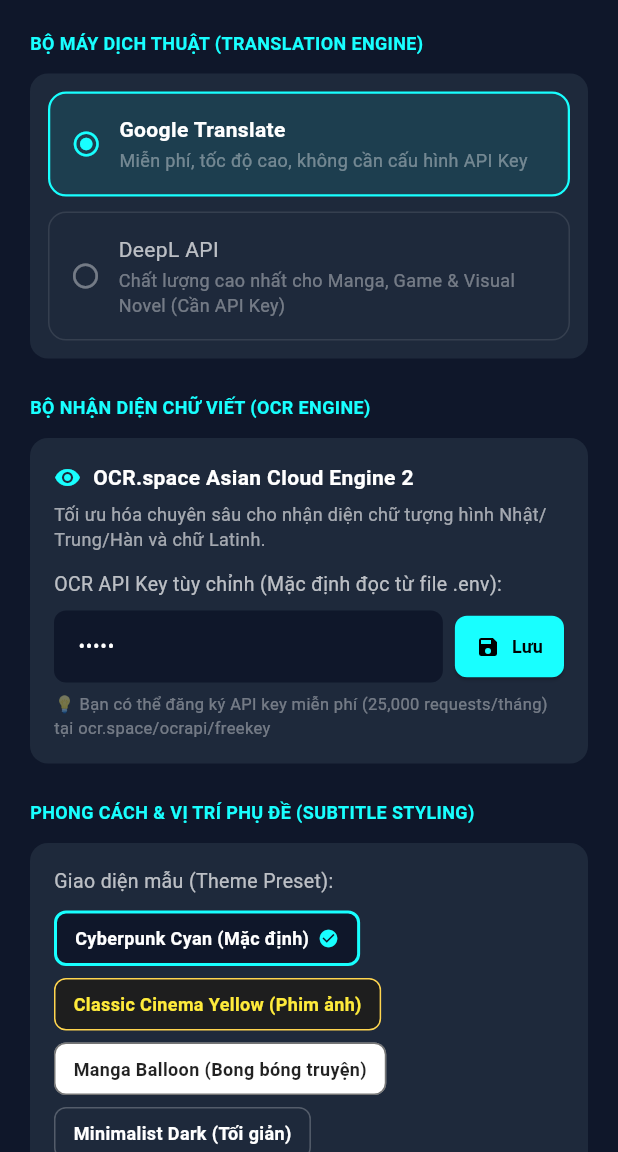
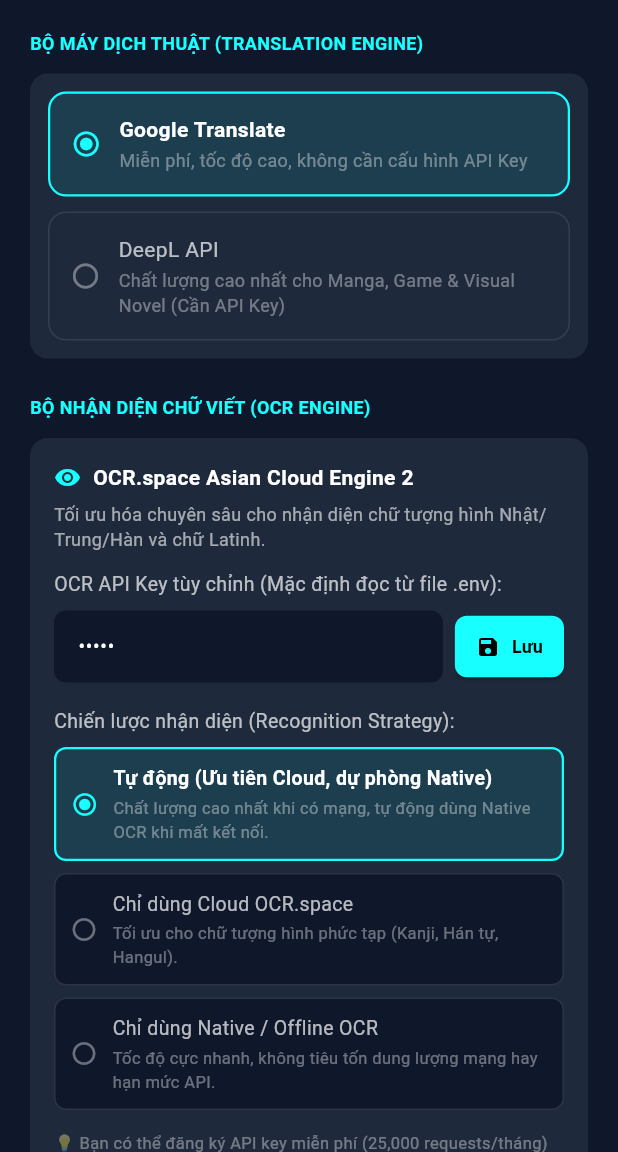
Before and after one commit to ManhLD-LDM/LingoFlow, a Flutter app: the screen it shows after launch, after a tap on the "settings" icon, on a phone screen of 412 x 824 dp, the part 84-1236 px from its top. Run offline on Flutter 3.47's test engine with Material 3 defaults, Android fonts, the phone set to English and light mode, and no system bars; our stand-ins replace dio, flutter_dotenv, flutter_riverpod, shared_preferences; missing offline and left inert: hotkey_manager; Roboto replaces fonts that are missing (Segoe UI).

Commit message:
feat(ocr): introduce multi-engine OCR strategy and GitHub Actions CI/CD pipeline
- Add OcrEngineMode domain entity (auto_fallback, cloud_only, offline_only)
- Integrate OCR strategy execution and fallback handling into OcrRepositoryImpl
- Add interactive recognition strategy selector card in SettingsScreen
- Create multi-platform GitHub Actions CI/CD pipeline for Windows and Android builds
- Expand unit test suite with OcrEngineMode tests (20/20 tests passed)

```diff
--- /dev/null
+++ b/lib/domain/entities/ocr_engine_mode.dart
@@ -0,0 +1,35 @@
+/// Defines the execution strategy for text recognition (OCR)
+enum OcrEngineMode {
+  autoFallback(
+    id: 'auto_fallback',
+    displayName: 'Tự động (Ưu tiên Cloud, dự phòng Native)',
+    description: 'Chất lượng cao nhất khi có mạng, tự động dùng Native OCR khi mất kết nối.',
+  ),
+  cloudOnly(
+    id: 'cloud_only',
+    displayName: 'Chỉ dùng Cloud OCR.space',
+    description: 'Tối ưu cho chữ tượng hình phức tạp (Kanji, Hán tự, Hangul).',
+  ),
+  offlineOnly(
+    id: 'offline_only',
+    displayName: 'Chỉ dùng Native / Offline OCR',
+    description: 'Tốc độ cực nhanh, không tiêu tốn dung lượng mạng hay hạn mức API.',
+  );
+
+  final String id;
+  final String displayName;
+  final String description;
+
+  const OcrEngineMode({
+    required this.id,
+    required this.displayName,
+    required this.description,
+  });
+
+  static OcrEngineMode fromId(String id) {
+    return OcrEngineMode.values.firstWhere(
+      (e) => e.id == id,
+      orElse: () => OcrEngineMode.autoFallback,
+    );
+  }
+}
--- a/lib/presentation/providers/overlay_provider.dart
+++ b/lib/presentation/providers/overlay_provider.dart
@@ -98,6 +98,7 @@
         region,
         languageHint: settings.sourceLanguage,
         apiKey: settings.ocrApiKey,
+        mode: settings.ocrEngineMode,
       );
 
       final rawText = ocrResult.fullText.trim();
--- a/lib/presentation/providers/settings_provider.dart
+++ b/lib/presentation/providers/settings_provider.dart
@@ -4,6 +4,7 @@
 import '../../core/constants/languages.dart';
 import '../../domain/entities/translation_engine.dart';
 import '../../domain/entities/subtitle_style.dart';
+import '../../domain/entities/ocr_engine_mode.dart';
 
 /// Keys used for SharedPreferences persistence
 class _PrefKeys {
@@ -16,6 +17,7 @@
   static const selectedEngine = 'lf_selected_engine';
   static const deepLApiKey = 'lf_deepl_api_key';
   static const ocrApiKey = 'lf_ocr_api_key';
+  static const ocrEngineMode = 'lf_ocr_engine_mode';
   static const subtitleTheme = 'lf_subtitle_theme';
   static const subtitlePlacement = 'lf_subtitle_placement';
   static const lensX = 'lf_lens_x';
@@ -34,6 +36,7 @@
   final TranslationEngine selectedEngine;
   final String deepLApiKey;
   final String ocrApiKey;
+  final OcrEngineMode ocrEngineMode;
   final SubtitleTheme subtitleTheme;
   final SubtitlePlacement subtitlePlacement;
   // Lens position/size persistence
@@ -52,6 +55,7 @@
     this.selectedEngine = TranslationEngine.google,
     this.deepLApiKey = '',
     this.ocrApiKey = '',
+    this.ocrEngineMode = OcrEngineMode.autoFallback,
     this.subtitleTheme = SubtitleTheme.cyberpunk,
     this.subtitlePlacement = SubtitlePlacement.inPlace,
     this.lensX = 200,
@@ -70,6 +74,7 @@
     TranslationEngine? selectedEngine,
     String? deepLApiKey,
     String? ocrApiKey,
+    OcrEngineMode? ocrEngineMode,
     SubtitleTheme? subtitleTheme,
     SubtitlePlacement? subtitlePlacement,
     double? lensX,
@@ -87,6 +92,7 @@
       selectedEngine: selectedEngine ?? this.selectedEngine,
       deepLApiKey: deepLApiKey ?? this.deepLApiKey,
       ocrApiKey: ocrApiKey ?? this.ocrApiKey,
+      ocrEngineMode: ocrEngineMode ?? this.ocrEngineMode,
       subtitleTheme: subtitleTheme ?? this.subtitleTheme,
       subtitlePlacement: subtitlePlacement ?? this.subtitlePlacement,
       lensX: lensX ?? this.lensX,
@@ -133,6 +139,9 @@
       ),
       deepLApiKey: prefs.getString(_PrefKeys.deepLApiKey) ?? state.deepLApiKey,
       ocrApiKey: prefs.getString(_PrefKeys.ocrApiKey) ?? state.ocrApiKey,
+      ocrEngineMode: OcrEngineMode.fromId(
+        prefs.getString(_PrefKeys.ocrEngineMode) ?? state.ocrEngineMode.id,
+      ),
       subtitleTheme: SubtitleTheme.fromId(
         prefs.getString(_PrefKeys.subtitleTheme) ?? state.subtitleTheme.id,
       ),
@@ -213,6 +222,11 @@
     _persist(_PrefKeys.ocrApiKey, trimmed);
   }
 
+  void setOcrEngineMode(OcrEngineMode mode) {
+    state = state.copyWith(ocrEngineMode: mode);
+    _persist(_PrefKeys.ocrEngineMode, mode.id);
+  }
+
   void setSubtitleTheme(SubtitleTheme theme) {
     state = state.copyWith(subtitleTheme: theme);
     _persist(_PrefKeys.subtitleTheme, theme.id);
--- a/lib/presentation/screens/settings_screen.dart
+++ b/lib/presentation/screens/settings_screen.dart
@@ -3,6 +3,7 @@
 import '../providers/settings_provider.dart';
 import '../../domain/entities/translation_engine.dart';
 import '../../domain/entities/subtitle_style.dart';
+import '../../domain/entities/ocr_engine_mode.dart';
 import '../../data/datasources/remote/deep_l_api.dart';
 
 class SettingsScreen extends ConsumerStatefulWidget {
@@ -318,6 +319,60 @@
                     ),
                   ],
                 ),
+                const SizedBox(height: 16),
+                const Text('Chiến lược nhận diện (Recognition Strategy):', style: TextStyle(color: Colors.white70, fontSize: 13)),
+                const SizedBox(height: 8),
+                Column(
+                  children: OcrEngineMode.values.map((mode) {
+                    final isSelected = mode == settings.ocrEngineMode;
+                    return InkWell(
+                      onTap: () => notifier.setOcrEngineMode(mode),
+                      borderRadius: BorderRadius.circular(8),
+                      child: Container(
+                        margin: const EdgeInsets.only(bottom: 8),
+                        padding: const EdgeInsets.all(10),
+                        decoration: BoxDecoration(
+                          color: isSelected ? Colors.cyanAccent.withValues(alpha: 0.1) : const Color(0xFF0F172A),
+                          borderRadius: BorderRadius.circular(8),
+                          border: Border.all(
+                            color: isSelected ? Colors.cyanAccent : Colors.white12,
+                            width: isSelected ? 1.5 : 1,
+                          ),
+                        ),
+                        child: Row(
+                          children: [
+                            Icon(
+                              isSelected ? Icons.radio_button_checked : Icons.radio_button_off,
+                              color: isSelected ? Colors.cyanAccent : Colors.white38,
+                              size: 18,
+                            ),
+                            const SizedBox(width: 10),
+                            Expanded(
+                              child: Column(
+                                crossAxisAlignment: CrossAxisAlignment.start,
+                                children: [
+                                  Text(
+                                    mode.displayName,
+                                    style: TextStyle(
+                                      color: isSelected ? Colors.white : Colors.white70,
+                                      fontWeight: isSelected ? FontWeight.bold : FontWeight.normal,
+                                      fontSize: 13,
+                                    ),
+                                  ),
+                                  const SizedBox(height: 2),
+                                  Text(
+                                    mode.description,
+                                    style: const TextStyle(color: Colors.white38, fontSize: 11),
+                                  ),
+                                ],
+                              ),
+                            ),
+                          ],
+                        ),
+                      ),
+                    );
+                  }).toList(),
+                ),
                 const SizedBox(height: 6),
                 const Text(
                   '💡 Bạn có thể đăng ký API key miễn phí (25,000 requests/tháng) tại ocr.space/ocrapi/freekey',
--- a/lib/presentation/widgets/floating_lens.dart
+++ b/lib/presentation/widgets/floating_lens.dart
@@ -92,6 +92,7 @@
         region,
         languageHint: settings.sourceLanguage,
         apiKey: settings.ocrApiKey,
+        mode: settings.ocrEngineMode,
       );
 
       final rawText = ocrResult.fullText.trim();
```
Also changed, not shown: lib/data/repositories/ocr_repository_impl.dart (+28 -5 lines), lib/domain/repositories/ocr_repository.dart (+8 -1 lines), 2 other files.
